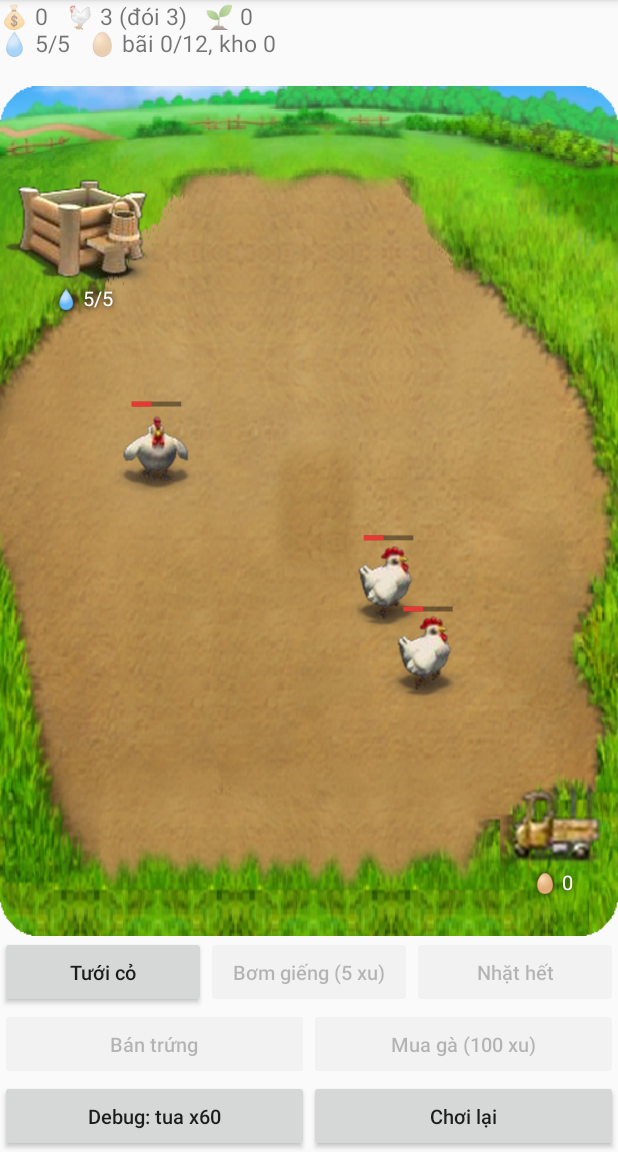
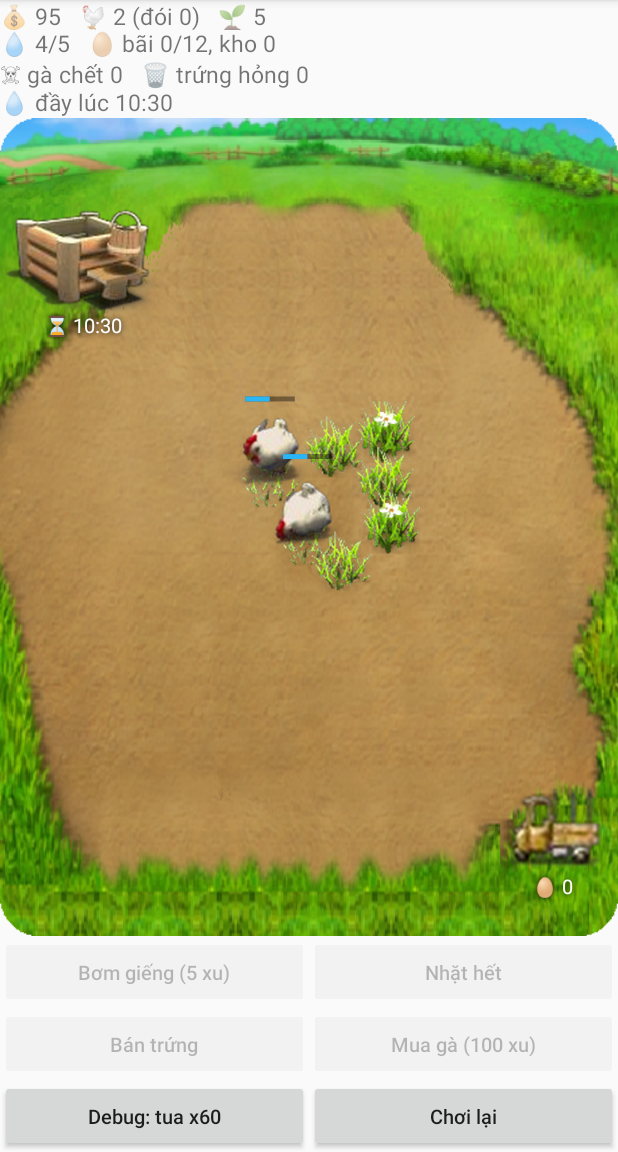
Before and after one commit to Min272/farmgym, an Android app: the screen it shows after launch (MainActivity), after a tap on an icon or button, on a phone screen of 412 x 824 dp, the part 84-1236 px from its top. Run offline under Robolectric (Android 15) with nearby library versions, the phone set to English and light mode, and no system bars; 1 other tap on this screen came first.

Commit message:
FarmGym app

```diff
--- a/app/src/main/java/com/tm/farm/Farm.kt
+++ b/app/src/main/java/com/tm/farm/Farm.kt
@@ -21,7 +21,10 @@ object Rules {
     const val GRASS_PER_WATER = 6      // trung bình; mỗi lần tưới mọc 5..7 đám
     const val GRASS_KIND_MIN = 8       // 8..15 là các dáng cỏ lớn (13..15 có hoa)
     const val GRASS_KIND_MAX = 15
-    const val GRASS_MAX = 24
+    const val GRASS_MAX = 200
+    const val AUTO_WATER_GAP = 10 * MIN // giếng có nước: cứ 10 phút tự tưới 1 lần
+    const val EGG_LIFE = 600 * MIN      // trứng để quá 10 giờ sẽ biến mất
+    const val STARVE_TIME = 720 * MIN   // đói liên tục 12 giờ thì gà chết
     const val NEST_MAX = 12
     const val CHICKEN_MAX = 6
 
@@ -36,7 +39,8 @@ object Rules {
     const val RUN_SPEED = 0.2           // tốc độ chạy tới cỏ (bản đồ/giây)
 }
 
-data class Spot(val x: Float, val y: Float, val kind: Int = 0)
+/** kind: dáng cỏ. born: lúc trứng được đẻ. */
+data class Spot(val x: Float, val y: Float, val kind: Int = 0, val born: Long = 0)
 
 /** Vùng đất cho gà, cỏ, trứng: hình elip (lồi nên đi thẳng giữa 2 điểm không ra ngoài, không đụng giếng và xe). */
 object Field {
@@ -69,7 +73,8 @@ data class Chicken(
     var at: Long,
     var fx: Float = 0f,           // vị trí xuất phát khi chạy tới cỏ
     var fy: Float = 0f,
-    var gk: Int = 12              // dáng đám cỏ đang ăn
+    var gk: Int = 12,             // dáng đám cỏ đang ăn
+    var hungrySince: Long = 0     // 0 = không đói
 ) {
     val eating get() = eatStart != 0L
     val hungry get() = !eating && fed == 0L
@@ -97,19 +102,22 @@ data class Farm(
     var truckMoney: Int = 0,
     val grass: MutableList<Spot> = mutableListOf(),
     val eggs: MutableList<Spot> = mutableListOf(),
-    val chickens: MutableList<Chicken> = mutableListOf()
+    val chickens: MutableList<Chicken> = mutableListOf(),
+    var nextWaterAt: Long = 0,    // mốc sớm nhất được tự tưới tiếp
+    var deaths: Int = 0,
+    var spoiled: Int = 0
 ) {
     /** Tốc độ tua (debug). Dùng để đổi giờ game sang giây thật khi tính vị trí. */
     var timeScale = 1
 
     companion object {
-        fun new(now: Long) = Farm().also { f -> repeat(2) { f.addChicken(now) } }
+        fun new(now: Long) = Farm(nextWaterAt = now).also { f -> repeat(2) { f.addChicken(now) } }
     }
 
     private fun addChicken(now: Long) {
-        val id = chickens.size
+        val id = (chickens.maxOfOrNull { it.id } ?: -1) + 1
         val s = Field.at(noise(now, id.toLong()), noise(now, id + 99L))
-        chickens.add(Chicken(id, now, ax = s.x, ay = s.y, at = now))
+        chickens.add(Chicken(id, now, ax = s.x, ay = s.y, at = now, hungrySince = now))
     }
 
     private fun sec(ms: Long) = ms / 1000.0 / timeScale
@@ -148,39 +156,72 @@ data class Farm(
 
     private fun canLay(c: Chicken) = eggs.size < Rules.NEST_MAX && Rules.LAY_TIME - c.prog <= c.fed
 
-    private fun nextOf(c: Chicken): Long? = when {
+    private fun nextOf(c: Chicken): Long = when {
         c.eating -> c.eatStart + Rules.EAT_TIME
-        c.fed == 0L -> null
+        c.fed == 0L -> c.hungrySince + Rules.STARVE_TIME
         canLay(c) -> c.t + (Rules.LAY_TIME - c.prog)
         else -> c.t + c.fed
     }
 
+    private fun waterTime(): Long? = if (canWater()) nextWaterAt else null
+
+    private fun spoilTime(): Long? = eggs.minOfOrNull { it.born + Rules.EGG_LIFE }
+
     /** Tính mọi thứ đã xảy ra tới now, theo đúng thứ tự thời gian (offline progress). */
     fun advance(now: Long) {
-        if (refillAt != 0L && now >= refillAt) { water = Rules.WELL_MAX; refillAt = 0 }
         if (truckAt != 0L && now >= truckAt) { coins += truckMoney; truckMoney = 0; truckAt = 0 }
         while (true) {
-            var best: Chicken? = null
-            var bestT = Long.MAX_VALUE
+            var bird: Chicken? = null
+            var birdT = Long.MAX_VALUE
             for (c in chickens) {
-                val e = nextOf(c) ?: continue
-                if (e <= now && e < bestT) { best = c; bestT = e }
+                val e = nextOf(c)
+                if (e < birdT) { bird = c; birdT = e }
             }
-            val c = best ?: break
-            if (c.eating) {                       // ăn xong -> no đầy, đi lang thang từ chỗ cỏ
-                c.eatStart = 0; c.fed = Rules.FED_TIME; c.t = bestT; c.at = bestT
-            } else if (canLay(c)) {               // đẻ ngay dưới chân
-                val p = pose(c, bestT)
-                eggs.add(Spot(p.x, p.y))
-                c.fed -= Rules.LAY_TIME - c.prog
-                c.prog = 0; c.t = bestT
-                if (c.fed == 0L) tryEat(c, bestT)
-            } else {                              // đói
-                c.prog = minOf(Rules.LAY_TIME, c.prog + c.fed)
-                c.fed = 0; c.t = bestT
-                tryEat(c, bestT)
+            val refillT = if (refillAt != 0L) refillAt else Long.MAX_VALUE
+            val waterT = waterTime() ?: Long.MAX_VALUE
+            val spoilT = spoilTime() ?: Long.MAX_VALUE
+            val t = minOf(birdT, refillT, waterT, spoilT)
+            if (t > now) break
+            // Sự kiện của gà luôn xử lý trước khi trùng giờ, để settle() không bỏ sót lúc gà bắt đầu đói
+            when (t) {
+                birdT -> step(bird!!, t)
+                refillT -> { water = Rules.WELL_MAX; refillAt = 0; nextWaterAt = maxOf(nextWaterAt, t) }
+                spoilT -> {                       // trứng hỏng -> bãi có chỗ trống từ lúc này
+                    settle(t)
+                    val before = eggs.size
+                    eggs.removeAll { it.born + Rules.EGG_LIFE <= t }
+                    spoiled += before - eggs.size
+                }
+                else -> {
+                    sprinkle(t)
+                    nextWaterAt = t + Rules.AUTO_WATER_GAP
+                }
             }
         }
+    }
+
+    private fun step(c: Chicken, time: Long) {
+        if (c.eating) {                           // ăn xong -> no đầy, đi lang thang từ chỗ cỏ
+            c.eatStart = 0; c.fed = Rules.FED_TIME; c.t = time; c.at = time
+        } else if (c.fed == 0L) {                 // đói quá lâu -> chết
+            chickens.remove(c)
+            deaths++
+        } else if (canLay(c)) {                   // đẻ ngay dưới chân
+            val p = pose(c, time)
+            eggs.add(Spot(p.x, p.y, born = time))
+            c.fed -= Rules.LAY_TIME - c.prog
+            c.prog = 0; c.t = time
+            if (c.fed == 0L) getHungry(c, time)
+        } else {
+            c.prog = minOf(Rules.LAY_TIME, c.prog + c.fed)
+            c.fed = 0; c.t = time
+            getHungry(c, time)
+        }
+    }
+
+    private fun getHungry(c: Chicken, time: Long) {
+        c.hungrySince = time
+        tryEat(c, time)
     }
 
     /** Gà đói chạy tới đám cỏ gần nhất. Đám cỏ đó được "giữ chỗ" cho con gà này. */
@@ -191,7 +232,9 @@ data class Farm(
         for (i in 1 until grass.size) {
             if (hypot(grass[i].x - p.x, grass[i].y - p.y) < hypot(grass[best].x - p.x, grass[best].y - p.y)) best = i
         }
+        if (grass.size >= Rules.GRASS_MAX) nextWaterAt = maxOf(nextWaterAt, time)  // bãi vừa hết đầy
         val g = grass.removeAt(best)
+        c.hungrySince = 0
         c.fx = p.x; c.fy = p.y; c.ax = g.x; c.ay = g.y; c.gk = g.kind
         c.eatStart = time; c.t = time
     }
@@ -200,12 +243,10 @@ data class Farm(
 
     fun canWater() = water > 0 && grass.size < Rules.GRASS_MAX
 
-    /** Mọc một vùng cỏ quanh center (null = chỗ ngẫu nhiên). Mỗi lần khác số đám, độ rộng và dáng. */
-    fun waterGrass(now: Long, center: Spot? = null): Boolean {
-        advance(now)
-        if (!canWater()) return false
+    /** Tự tưới: mọc một vùng cỏ ở chỗ ngẫu nhiên. Mỗi lần khác số đám, độ rộng và dáng. */
+    private fun sprinkle(now: Long) {
         water--
-        val mid = center ?: Field.at(noise(now, 1), noise(now, 2))
+        val mid = Field.at(noise(now, 1), noise(now, 2))
         val count = Rules.GRASS_PER_WATER - 1 + (noise(now, 3) * 3).toInt()
         val spread = 0.14f + 0.14f * noise(now, 4)
         val kinds = Rules.GRASS_KIND_MAX - Rules.GRASS_KIND_MIN + 1
@@ -221,7 +262,6 @@ data class Farm(
             grass.add(p.copy(kind = kind)); added++
         }
         feedHungry(now)
-        return true
     }
 
     /** Hình cỏ khi bị ăn: left từ 1 (nguyên) về 0, cỏ thưa dần qua các giai đoạn. */
@@ -238,23 +278,16 @@ data class Farm(
         return true
     }
 
-    /** Thiếu cỏ: số đám cỏ còn trống ít hơn số gà. */
-    fun lackGrass() = grass.size < chickens.size
-
-    /** Chạm một ô trên bãi: có trứng trong ô thì nhặt, không thì tưới quanh ô nếu thiếu cỏ. */
+    /** Chạm một ô trên bãi: nhặt trứng trong ô. Việc tưới đã tự động. */
     fun tapCell(now: Long, scene: Scene, cell: Int): String {
         advance(now)
         val here = scene.eggsInCell(cell, eggs)
-        if (here.isNotEmpty()) {
-            settle(now)
-            var n = 0
-            for (e in here) if (eggs.remove(e)) { stock++; n++ }
-            afterPickup(now)
-            return "Đã nhặt $n trứng"
-        }
-        if (!lackGrass()) return "Cỏ còn đủ"
-        if (waterGrass(now, scene.cellCenter(cell))) return "Đã tưới cỏ (giếng còn $water)"
-        return "Hết nước, hãy chạm vào giếng"
+        if (here.isEmpty()) return "Ô này không có trứng"
+        settle(now)
+        var n = 0
+        for (e in here) if (eggs.remove(e)) { stock++; n++ }
+        afterPickup(now)
+        return "Đã nhặt $n trứng"
     }
 
     /** Chạm xe tải: bán trứng trong kho. */
@@ -317,10 +350,13 @@ data class Farm(
         return true
     }
 
+    /** Chết hết gà thì được mua dù thiếu tiền, để không kẹt game. */
+    fun canBuy() = chickens.size < Rules.CHICKEN_MAX && (coins >= Rules.CHICKEN_COST || chickens.isEmpty())
+
     fun buyChicken(now: Long): Boolean {
         advance(now)
-        if (coins < Rules.CHICKEN_COST || chickens.size >= Rules.CHICKEN_MAX) return false
-        coins -= Rules.CHICKEN_COST
+        if (!canBuy()) return false
+        coins -= minOf(coins, Rules.CHICKEN_COST)
         addChicken(now)
         tryEat(chickens.last(), now)
         return true
@@ -328,9 +364,9 @@ data class Farm(
 
     /** Mốc gần nhất widget cần vẽ lại. */
     fun nextEventAt(now: Long): Long? {
-        val list = mutableListOf(refillAt, truckAt)
+        val list = mutableListOf(refillAt, truckAt, waterTime() ?: 0L, spoilTime() ?: 0L)
         for (c in chickens) {
-            nextOf(c)?.let { list.add(it) }
+            list.add(nextOf(c))
             if (c.eating) list.add(c.eatStart + Rules.EAT_TIME / 2)
         }
         return list.filter { it > now }.minOrNull()
--- a/app/src/main/java/com/tm/farm/MainActivity.kt
+++ b/app/src/main/java/com/tm/farm/MainActivity.kt
@@ -24,7 +24,6 @@ class MainActivity : Activity() {
         farmView().onEggTap = { egg -> apply { f, now -> f.collectOne(now, egg) } }
         farmView().onWellTap = { apply { f, now -> toast(f.tapWell(now)) } }
         farmView().onTruckTap = { apply { f, now -> toast(f.tapTruck(now)) } }
-        bind(R.id.water) { f, now -> f.waterGrass(now) }
         bind(R.id.refill) { f, now -> f.refill(now) }
         bind(R.id.collect) { f, now -> f.collect(now) }
         bind(R.id.sell) { f, now -> f.sell(now) }
@@ -82,12 +81,12 @@ class MainActivity : Activity() {
         findViewById<TextView>(R.id.status).text =
             "💰 ${f.coins}   🐔 ${f.chickens.size} (đói ${f.chickens.count { it.hungry }})   🌱 ${f.grass.size}\n" +
             "💧 ${f.water}/${Rules.WELL_MAX}   🥚 bãi ${f.eggs.size}/${Rules.NEST_MAX}, kho ${f.stock}\n" +
+            "☠ gà chết ${f.deaths}   🗑 trứng hỏng ${f.spoiled}\n" +
             extra.joinToString("   ")
-        button(R.id.water).isEnabled = f.canWater()
         button(R.id.refill).isEnabled = f.canRefill()
         button(R.id.collect).isEnabled = f.eggs.isNotEmpty()
         button(R.id.sell).isEnabled = f.stock > 0 && f.truckAt == 0L
-        button(R.id.buy).isEnabled = f.coins >= Rules.CHICKEN_COST && f.chickens.size < Rules.CHICKEN_MAX
+        button(R.id.buy).isEnabled = f.canBuy()
         button(R.id.speed).text = "Debug: tua x${Store.speed(this)}"
     }
 }
--- a/app/src/main/java/com/tm/farm/Store.kt
+++ b/app/src/main/java/com/tm/farm/Store.kt
@@ -44,20 +44,29 @@ object Store {
             return Farm.new(now(c)).also { it.timeScale = speed(c); save(c, it) }
         }
         val o = JSONObject(s)
+        val now = now(c)
+        val born = o.optJSONArray("eggBorn")   // bản lưu cũ không có -> tính từ bây giờ
         val a = o.getJSONArray("chickens")
         val chickens = MutableList(a.length()) {
             val k = a.getJSONObject(it)
             Chicken(
                 k.getInt("id"), k.getLong("t"), k.getLong("fed"), k.getLong("prog"), k.getLong("eat"),
                 k.getDouble("ax").toFloat(), k.getDouble("ay").toFloat(), k.getLong("at"),
-                k.getDouble("fx").toFloat(), k.getDouble("fy").toFloat(), k.getInt("gk")
-            )
+                k.getDouble("fx").toFloat(), k.getDouble("fy").toFloat(), k.getInt("gk"),
+                k.optLong("hungry", 0L)
+            ).also { if (it.hungry && it.hungrySince == 0L) it.hungrySince = now }
         }
+        val eggs = spots(o.getJSONArray("eggs"))
+        for (i in eggs.indices) eggs[i] = eggs[i].copy(born = born?.getLong(i) ?: now)
         return Farm(
             o.getInt("coins"), o.getInt("water"), o.getLong("refillAt"), o.getInt("stock"),
             o.getLong("truckAt"), o.getInt("truckMoney"),
-            spots(o.getJSONArray("grass")), spots(o.getJSONArray("eggs")), chickens
-        ).also { it.timeScale = speed(c) }
+            spots(o.getJSONArray("grass")), eggs, chickens,
+            o.optLong("nextWater", now), o.optInt("deaths"), o.optInt("spoiled")
+        ).also {
+            it.timeScale = speed(c)
+            if (born == null) save(c, it)      // chốt mốc giờ khi nâng cấp bản lưu cũ
+        }
     }
 
     fun save(c: Context, f: Farm) {
@@ -66,11 +75,14 @@ object Store {
             JSONObject().put("id", k.id).put("t", k.t).put("fed", k.fed).put("prog", k.prog)
                 .put("eat", k.eatStart).put("ax", k.ax.toDouble()).put("ay", k.ay.toDouble())
                 .put("at", k.at).put("fx", k.fx.toDouble()).put("fy", k.fy.toDouble()).put("gk", k.gk)
+                .put("hungry", k.hungrySince)
         )
         val o = JSONObject()
             .put("coins", f.coins).put("water", f.water).put("refillAt", f.refillAt)
             .put("stock", f.stock).put("truckAt", f.truckAt).put("truckMoney", f.truckMoney)
             .put("grass", json(f.grass)).put("eggs", json(f.eggs)).put("chickens", chickens)
+            .put("eggBorn", JSONArray(f.eggs.map { it.born }))
+            .put("nextWater", f.nextWaterAt).put("deaths", f.deaths).put("spoiled", f.spoiled)
         prefs(c).edit().putString("save3", o.toString()).apply()
     }
 
--- a/app/src/main/res/layout/activity_main.xml
+++ b/app/src/main/res/layout/activity_main.xml
@@ -3,7 +3,6 @@
     <TextView android:id="@+id/status" android:layout_width="match_parent" android:layout_height="wrap_content" android:textSize="15sp" />
     <com.tm.farm.FarmView android:id="@+id/farm" android:layout_width="match_parent" android:layout_height="0dp" android:layout_weight="1" />
     <LinearLayout android:layout_width="match_parent" android:layout_height="wrap_content" android:orientation="horizontal">
-        <Button android:id="@+id/water" android:layout_width="0dp" android:layout_height="wrap_content" android:layout_weight="1" android:textAllCaps="false" android:textSize="13sp" android:text="Tưới cỏ" />
         <Button android:id="@+id/refill" android:layout_width="0dp" android:layout_height="wrap_content" android:layout_weight="1" android:textAllCaps="false" android:textSize="13sp" android:text="Bơm giếng (5 xu)" />
         <Button android:id="@+id/collect" android:layout_width="0dp" android:layout_height="wrap_content" android:layout_weight="1" android:textAllCaps="false" android:textSize="13sp" android:text="Nhặt hết" />
     </LinearLayout>
```
Also changed, not shown: app/src/main/java/com/tm/farm/Widgets.kt (+35 -10 lines), app/src/main/res/layout/widget_farm.xml (+1 -30 lines), 2 other files.
